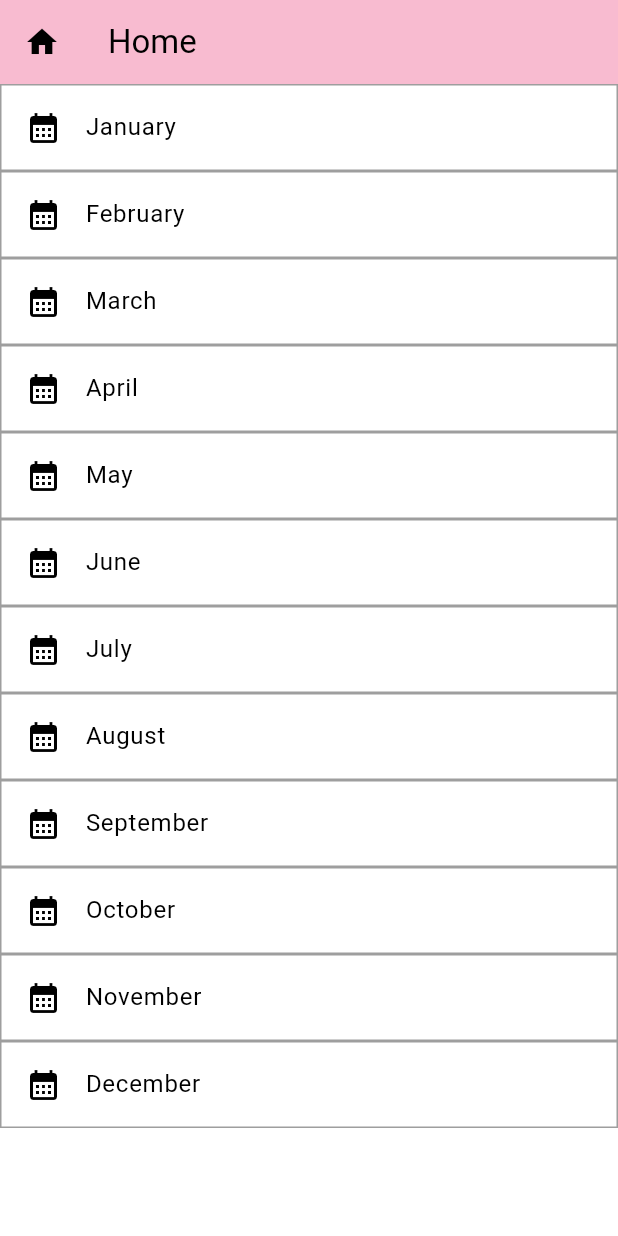
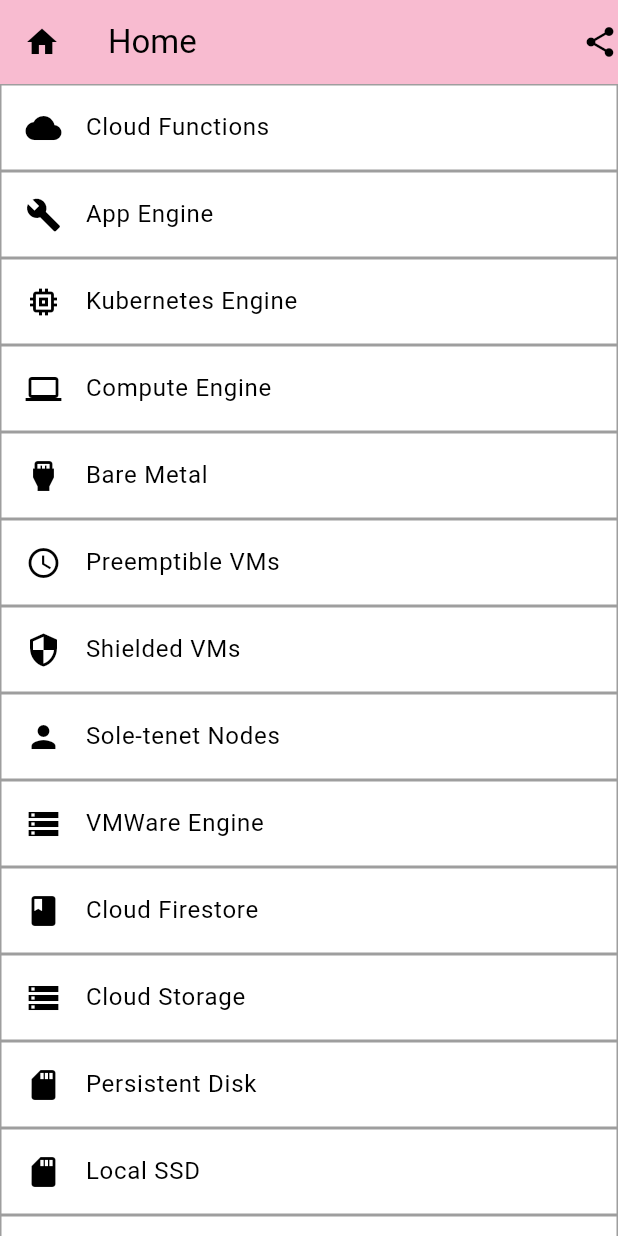
Before and after one commit to IqbalMahbub/Flutter_Lab_Work, a Flutter app: the screen it shows after launch, on a phone screen of 412 x 824 dp. Run offline on Flutter 3.47's test engine with Material 3 defaults, Android fonts, the phone set to English and light mode, and no system bars.

Commit message:
list with icon

```diff
--- a/lib/main.dart
+++ b/lib/main.dart
@@ -17,19 +17,23 @@
   }
 
 }
-var listItem = [
-  "January",
-  "February",
-  "March",
-  "April",
-  "May",
-  "June",
-  "July",
-  "August",
-  "September",
-  "October",
-  "November",
-  "December"
+final List<Map<String, dynamic>> listItem = [
+  {'name': 'Cloud Functions', 'icon': Icons.cloud},
+  {'name': 'App Engine', 'icon': Icons.build},
+  {'name': 'Kubernetes Engine', 'icon': Icons.memory},
+  {'name': 'Compute Engine', 'icon': Icons.computer},
+  {'name': 'Bare Metal', 'icon': Icons.settings_input_hdmi},
+  {'name': 'Preemptible VMs', 'icon': Icons.schedule},
+  {'name': 'Shielded VMs', 'icon': Icons.security},
+  {'name': 'Sole-tenet Nodes', 'icon': Icons.person},
+  {'name': 'VMWare Engine', 'icon': Icons.storage},
+  {'name': 'Cloud Firestore', 'icon': Icons.book},
+  {'name': 'Cloud Storage', 'icon': Icons.storage},
+  {'name': 'Persistent Disk', 'icon': Icons.sd_storage},
+  {'name': 'Local SSD', 'icon': Icons.sd_card},
+  {'name': 'Cloud Bigtable', 'icon': Icons.table_chart},
+  {'name': 'Cloud Memorystore', 'icon': Icons.memory},
+  {'name': 'Cloud Spanner', 'icon': Icons.storage},
 ];
 class HomeScreen extends StatefulWidget {
   const HomeScreen({super.key});
@@ -43,32 +47,32 @@
   Widget build(BuildContext context) {
     return Scaffold(
       appBar: AppBar(leading: const Icon(Icons.home),title: const Text('Home'),
-        backgroundColor: Colors.pink.shade100,),
+        backgroundColor: Colors.pink.shade100, actions: [
+          Icon(Icons.share)
+        ],),
       body: ListView.builder(
           itemCount: listItem.length,
           itemBuilder: (context,index){
             return InkWell(
               onTap: (){
-                int numberOfMunth=index+1;
+                int numberOfMonth=index+1;
                 Navigator.push(
                   context,
                   MaterialPageRoute(builder: (context) => DetailsActivity
-                    ( month: listItem[index], nth: numberOfMunth.toString(),)),
+                    ( month: listItem[index]['name'], nth: numberOfMonth
+                      .toString(),)),
                 );
               },
               child:ListTile(
                 shape: const RoundedRectangleBorder(borderRadius: BorderRadius.zero
                   ,side:BorderSide(color: Colors.grey),),
-                leading: Icon(Icons.calendar_month),
-                title: Text(listItem[index]),) ,
+                leading:  Icon(listItem[index]['icon']),
+                title: Text(listItem[index]['name']),) ,
               );
 
           }
       ),
     );
-  viewDetails(){
-
-  }
 
   }
 }
```
